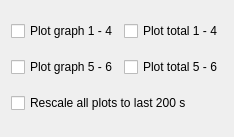
First picture: the form in plotter.ui, repository goodvin360/pivn_app, before the edit.
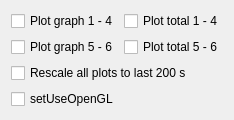
Second picture: the form after the edit.

Commit message: 28.12.2024 work 1 Release 22.2 -plotter settings updated (setUseOpenGL checkBox added, it's ON by default)

```diff
--- a/plotter.ui
+++ b/plotter.ui
@@ -7,7 +7,7 @@
     <x>0</x>
     <y>0</y>
     <width>212</width>
-    <height>137</height>
+    <height>104</height>
    </rect>
   </property>
   <property name="windowTitle">
@@ -49,6 +49,13 @@
      </property>
     </widget>
    </item>
+   <item row="3" column="0" colspan="2">
+    <widget class="QCheckBox" name="checkBox_6">
+     <property name="text">
+      <string>setUseOpenGL</string>
+     </property>
+    </widget>
+   </item>
   </layout>
  </widget>
  <resources/>
```
The commit also changes 4 other files.
